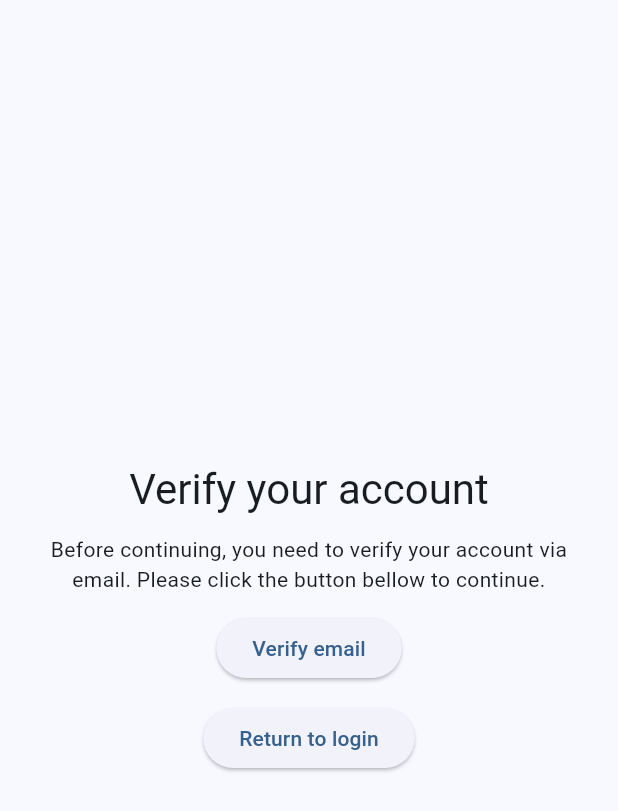
After one commit to BrickSigma/Conference-App, a Flutter app: the VerifyAccountView screen opened directly, after a tap on "Verify email", after a tap on "Return to login", on a phone screen of 412 x 824 dp. The commit adds this screen. Shown: the top 811 px of the screen. Run offline on Flutter 3.47's test engine with Material 3 defaults, Android fonts, the phone set to English and light mode, and no system bars; our stand-ins replace email_validator, firebase_auth, firebase_core, font_awesome_flutter, google_sign_in; accounts and stored records are empty; generated files the repository leaves out were written again; network calls fail.

Commit message:
Email verification added

```diff
--- a/lib/controllers/auth.dart
+++ b/lib/controllers/auth.dart
@@ -43,7 +43,7 @@ Future<bool> googleSignIn(BuildContext context) async {
       credentials.user!.displayName ?? "",
       credentials.user!.email ?? "",
     );
-    loginState.login();
+    loginState.login(credentials.user!.emailVerified);
 
     return true;
   } catch (e) {
--- a/lib/main.dart
+++ b/lib/main.dart
@@ -3,6 +3,7 @@ import 'package:conference_app/models/login_provider.dart';
 import 'package:conference_app/models/user_model.dart';
 import 'package:conference_app/views/app/app.dart';
 import 'package:conference_app/views/login/login.dart';
+import 'package:conference_app/views/login/verify_account.dart';
 import 'package:firebase_core/firebase_core.dart';
 import 'package:flutter/material.dart';
 import 'package:provider/provider.dart';
@@ -31,6 +32,8 @@ class MainApp extends StatelessWidget {
 
   @override
   Widget build(BuildContext context) {
+    Provider.of<LoginProvider>(context, listen: false).getAuthState();
+
     return MaterialApp(
       themeMode: ThemeMode.system,
       theme: ThemeData(
@@ -48,7 +51,11 @@ class MainApp extends StatelessWidget {
       debugShowCheckedModeBanner: false,
       home: Consumer<LoginProvider>(
         builder: (context, auth, child) {
-          return auth.loggedIn ? App() : LoginView();
+          return !auth.loggedIn
+              ? LoginView()
+              : auth.isVerified != true
+              ? VerifyAccountView()
+              : App();
         },
       ),
     );
--- a/lib/models/login_provider.dart
+++ b/lib/models/login_provider.dart
@@ -6,20 +6,29 @@ import 'package:flutter/material.dart';
 
 class LoginProvider extends ChangeNotifier {
   bool _loggedIn = false;
+  bool? _isVerified = false;
 
   bool get loggedIn => _loggedIn;
+
+  bool? get isVerified => _isVerified;
 
   /// Get the current authentication state of the app.
   User? getAuthState() {
     User? user = FirebaseAuth.instance.currentUser;
     _loggedIn = user != null;
-    notifyListeners();
+    _isVerified = user?.emailVerified;
     return user;
   }
 
+  set isVerified(bool? value) {
+    _isVerified = value;
+    notifyListeners();
+  }
+
   /// Logs in a user.
-  Future<void> login() async {
+  Future<void> login(bool isVerified) async {
     _loggedIn = true;
+    _isVerified = isVerified;
     notifyListeners();
   }
 
--- a/lib/models/user_model.dart
+++ b/lib/models/user_model.dart
@@ -8,7 +8,7 @@ class UserModel extends ChangeNotifier {
   String userName = "";
   String email = "";
 
-  /// Initialize the user model data
+  /// Initialize the user model data for the first time.
   void init(User userInfo, String userName, String email) {
     this.userInfo = userInfo;
     this.userName = userName;
--- a/lib/views/app/app.dart
+++ b/lib/views/app/app.dart
@@ -9,8 +9,6 @@ class App extends StatelessWidget {
   @override
   Widget build(BuildContext context) {
     UserModel user = Provider.of<UserModel>(context, listen: false);
-
-    print(user.userInfo!.emailVerified);
 
     return Scaffold(
       body: Center(
--- a/lib/views/login/login.dart
+++ b/lib/views/login/login.dart
@@ -43,7 +43,7 @@ class _LoginViewState extends State<LoginView> {
           _emailController.text, // TODO: Remove this later
           _emailController.text,
         );
-        loginProvider.login();
+        loginProvider.login(credentials.user!.emailVerified);
       } on FirebaseAuthException catch (e) {
         if (!context.mounted) {
           return;
--- a/lib/views/login/signup.dart
+++ b/lib/views/login/signup.dart
@@ -44,7 +44,7 @@ class _SignupViewState extends State<SignupView> {
           _userNameController.text,
           _emailController.text,
         );
-        loginProvider.login();
+        loginProvider.login(credentials.user!.emailVerified);
 
         if (context.mounted) {
           Navigator.pop(context);
--- /dev/null
+++ b/lib/views/login/verify_account.dart
@@ -0,0 +1,88 @@
+/// This view is used to verify a user's email before they can use the application.
+library;
+
+import 'dart:async';
+import 'package:conference_app/models/login_provider.dart';
+import 'package:conference_app/models/user_model.dart';
+import 'package:flutter/material.dart';
+import 'package:provider/provider.dart';
+
+class VerifyAccountView extends StatefulWidget {
+  const VerifyAccountView({super.key});
+
+  @override
+  State<VerifyAccountView> createState() => _VerifyAccountViewState();
+}
+
+class _VerifyAccountViewState extends State<VerifyAccountView> {
+  bool _waitingVerification = false;
+
+  /// Sends a verification email
+  Future<void> sendVerificationEmail(BuildContext context) async {
+    // Used to show the loading indicator
+    setState(() {
+      _waitingVerification = true;
+    });
+
+    UserModel user = Provider.of<UserModel>(context, listen: false);
+
+
+    // Send the email.
+    await user.userInfo!.sendEmailVerification();
+  }
+
+  @override
+  Widget build(BuildContext context) {
+    String msg;
+    if (_waitingVerification) {
+      msg =
+          "You can return back to the login page after verifying your account.";
+    } else {
+      msg =
+          "Before continuing, you need to verify your account via email. Please click the button bellow to continue.";
+    }
+
+    return Scaffold(
+      body: Padding(
+        padding: EdgeInsets.all(24),
+        child: Center(
+          child: Column(
+            mainAxisAlignment: MainAxisAlignment.center,
+            children: [
+              Text(
+                "Verify your account",
+                style: Theme.of(context).textTheme.headlineMedium,
+              ),
+              SizedBox(height: 12),
+              Text(msg, maxLines: 2, textAlign: TextAlign.center),
+              SizedBox(height: 12),
+              if (_waitingVerification)
+                Padding(
+                  padding: EdgeInsets.fromLTRB(0, 0, 0, 12),
+                  child: Text(
+                    "Didn't get the email? Click bellow to resend it.",
+                  ),
+                ),
+              ElevatedButton(
+                onPressed: () => sendVerificationEmail(context),
+                child: Text(
+                  _waitingVerification ? "Resend email" : "Verify email",
+                ),
+              ),
+              SizedBox(height: 12),
+              ElevatedButton(
+                onPressed: () {
+                  setState(() {
+                    _waitingVerification = false;
+                  });
+                  Provider.of<LoginProvider>(context, listen: false).logout();
+                },
+                child: Text("Return to login"),
+              ),
+            ],
+          ),
+        ),
+      ),
+    );
+  }
+}
```
